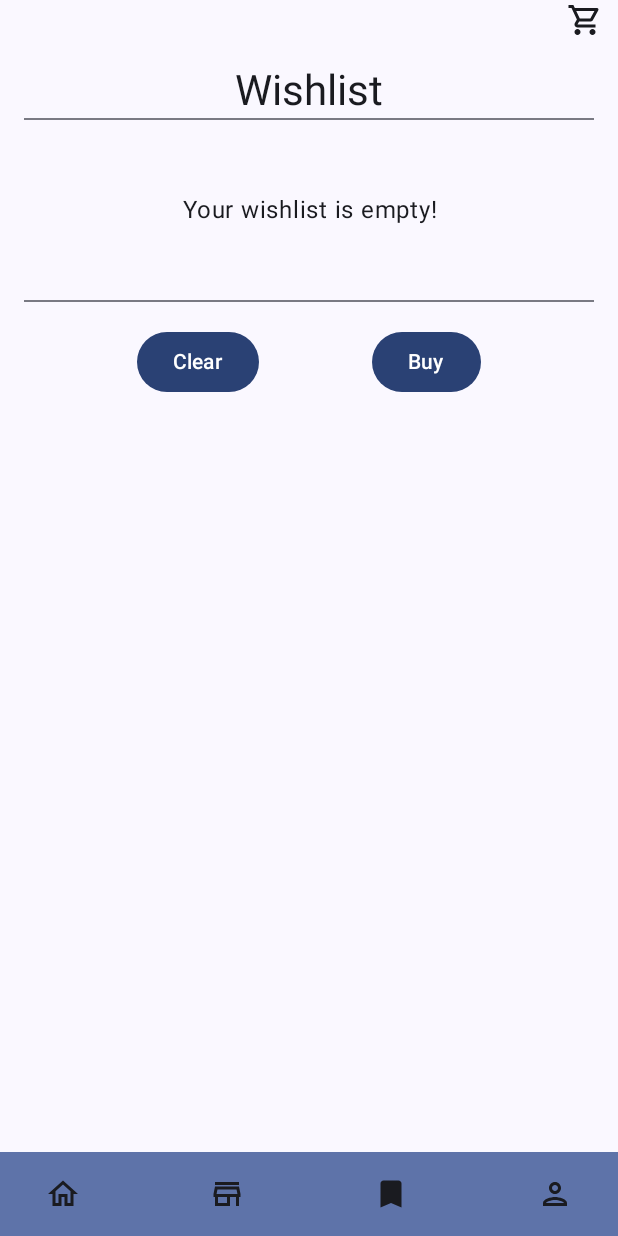
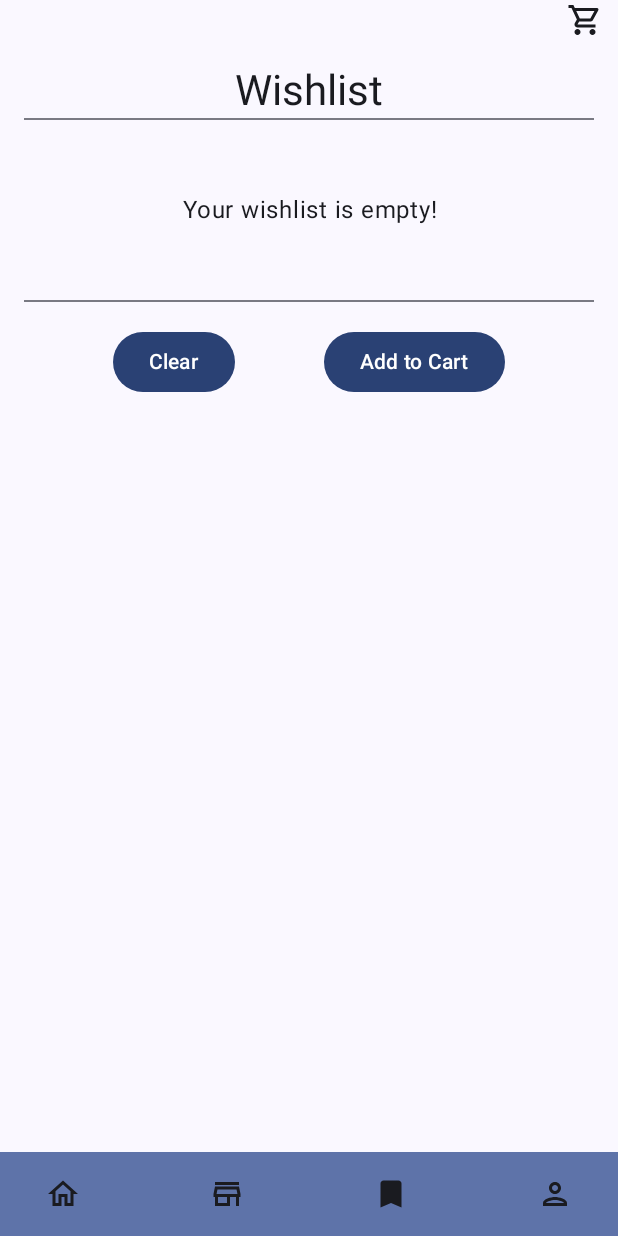
Before and after one commit to Sasitha-Ruvin/ValyrianVisions, an Android app built with Jetpack Compose: the WishlistScreen screen opened through its navigation route, on a phone screen of 412 x 824 dp. Run offline under Robolectric (Android 15) with nearby library versions, the phone set to English and light mode, and no system bars; our stand-ins replace Firebase (no records; nobody signed in at launch, a user with empty details on screens opened directly), livedata-compose.

Commit message:
Updated Wislist Icon

```diff
--- a/app/src/main/java/com/example/valyrianvisions/CommonComps/CommonSection.kt
+++ b/app/src/main/java/com/example/valyrianvisions/CommonComps/CommonSection.kt
@@ -32,14 +32,14 @@ fun ScreenWithTopBarAndBottomNav(
         }
 
         // Bottom Navigation Bar
-        BottomNavSection(navController = navController)
+        BottomNavSection(navController = navController, wishListViewModel)
     }
 }
 
 
 
 @Composable
-fun BottomNavSection(navController: NavController) {
+fun BottomNavSection(navController: NavController, wishListViewModel: WishListViewModel) {
     Box(
         modifier = Modifier
             .fillMaxWidth()
@@ -47,7 +47,7 @@ fun BottomNavSection(navController: NavController) {
             .height(56.dp),
         contentAlignment = Alignment.Center
     ) {
-        BottomNav(navController = navController, modifier = Modifier,)
+        BottomNav(navController = navController, modifier = Modifier, wishListViewModel = wishListViewModel )
     }
 }
 
--- a/app/src/main/java/com/example/valyrianvisions/Navbar/BottomNavBar.kt
+++ b/app/src/main/java/com/example/valyrianvisions/Navbar/BottomNavBar.kt
@@ -3,6 +3,7 @@ package com.example.valyrianvisions.Navbar
 import androidx.compose.foundation.background
 import androidx.compose.foundation.clickable
 import androidx.compose.foundation.layout.Arrangement
+import androidx.compose.foundation.layout.Box
 import androidx.compose.foundation.layout.Row
 import androidx.compose.foundation.layout.Spacer
 import androidx.compose.foundation.layout.fillMaxSize
@@ -11,6 +12,7 @@ import androidx.compose.foundation.layout.height
 import androidx.compose.foundation.layout.padding
 import androidx.compose.foundation.layout.size
 import androidx.compose.foundation.layout.width
+import androidx.compose.foundation.shape.CircleShape
 import androidx.compose.material.icons.Icons
 import androidx.compose.material.icons.filled.AccountCircle
 import androidx.compose.material.icons.filled.Bookmark
@@ -29,23 +31,29 @@ import androidx.compose.material.icons.rounded.LocationOn
 import androidx.compose.material3.Icon
 import androidx.compose.material3.IconButton
 import androidx.compose.material3.MaterialTheme
+import androidx.compose.material3.Text
 import androidx.compose.runtime.Composable
+import androidx.compose.runtime.derivedStateOf
 import androidx.compose.runtime.getValue
 import androidx.compose.runtime.mutableStateOf
 import androidx.compose.runtime.remember
 import androidx.compose.runtime.setValue
 import androidx.compose.ui.Alignment
 import androidx.compose.ui.Modifier
+import androidx.compose.ui.draw.clip
 import androidx.compose.ui.graphics.Color
+import androidx.compose.ui.text.style.TextAlign
 import androidx.compose.ui.unit.dp
 import androidx.navigation.NavController
 import androidx.navigation.compose.currentBackStackEntryAsState
+import com.example.valyrianvisions.ViewModels.WishListViewModel
 
 @Composable
-fun BottomNav(navController: NavController, modifier: Modifier = Modifier) {
+fun BottomNav(navController: NavController,wishListViewModel: WishListViewModel, modifier: Modifier = Modifier) {
     // Observe the back stack and get the current destination
     val navBackStackEntry by navController.currentBackStackEntryAsState()
     val currentDestination = navBackStackEntry?.destination?.route
+    val wishlistCount by remember { derivedStateOf { wishListViewModel.Items.size}}
 
     Row(
         modifier = Modifier
@@ -103,12 +111,36 @@ fun BottomNav(navController: NavController, modifier: Modifier = Modifier) {
                 }
             }
         ) {
-            Icon(
-                imageVector = if (currentDestination == "save") Icons.Filled.Bookmark else Icons.Outlined.BookmarkBorder,
-                contentDescription = "Saved",
-                tint = MaterialTheme.colorScheme.onBackground,
-                modifier = Modifier.size(24.dp)
-            )
+            Box(
+                modifier = Modifier
+                    .size(24.dp)
+                    .background(Color.Transparent)
+            ) {
+                Icon(
+                    imageVector = if (currentDestination == "save") Icons.Filled.Bookmark else Icons.Outlined.BookmarkBorder,
+                    contentDescription = "Saved",
+                    tint = MaterialTheme.colorScheme.onBackground,
+                    modifier = Modifier.fillMaxSize()
+                )
+
+                if (wishlistCount > 0) {
+                    Box(
+                        modifier = Modifier
+                            .size(14.dp)
+                            .clip(CircleShape)
+                            .background(Color.Red)
+                            .align(Alignment.TopEnd)
+                    ) {
+                        Text(
+                            text = wishlistCount.toString(),
+                            color = Color.White,
+                            style = MaterialTheme.typography.labelSmall,
+                            textAlign = TextAlign.Center,
+                            modifier = Modifier.fillMaxSize()
+                        )
+                    }
+                }
+            }
         }
 
         Spacer(modifier = Modifier.width(25.dp))
--- a/app/src/main/java/com/example/valyrianvisions/Screens/Wishlist.kt
+++ b/app/src/main/java/com/example/valyrianvisions/Screens/Wishlist.kt
@@ -115,7 +115,7 @@ fun WishlistScreen(navController: NavController, cartViewModel: CartViewModel, w
                 }
 
                 Button(onClick = { /* Implement Buy Functionality */ }) {
-                    Text("Buy")
+                    Text("Add to Cart")
                 }
             }
 
```
